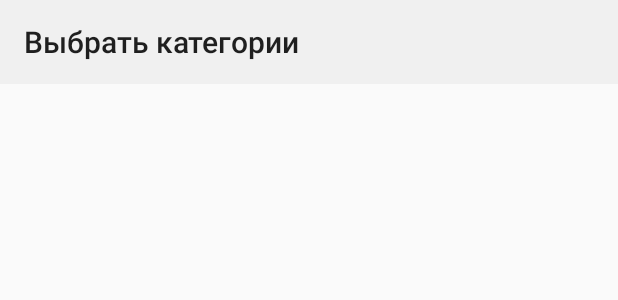
After one commit to jokermt235/OceanV3.1.1, an Android app: the layout activity_category_choose.xml on its own in the app's theme, with its tools: preview values and no code run, on a phone screen of 412 x 824 dp. The commit adds this screen. Shown: the top 300 px of the screen. Run offline under Robolectric (Android 15) with nearby library versions, the phone set to English and light mode, and no system bars.

Commit message:
Adding category activity

```diff
--- a/app/build.gradle
+++ b/app/build.gradle
@@ -30,4 +30,5 @@ dependencies {
     implementation 'com.google.firebase:firebase-auth:19.3.1'
     implementation 'com.google.firebase:firebase-firestore:21.4.3'
     implementation 'androidx.recyclerview:recyclerview:1.0.0'
+    implementation 'com.google.firebase:firebase-storage:19.1.1'
 }
--- a/app/src/main/AndroidManifest.xml
+++ b/app/src/main/AndroidManifest.xml
@@ -9,7 +9,8 @@
         android:roundIcon="@mipmap/ic_launcher_round"
         android:supportsRtl="true"
         android:theme="@style/AppTheme">
-        <activity android:name=".View.ChooseImageActivity"></activity>
+        <activity android:name=".View.CategoryChooseActivity"></activity>
+        <activity android:name=".View.ChooseImageActivity" />
         <activity android:name=".View.PostFormActivity" />
         <activity android:name=".View.UserActivity" />
         <activity android:name=".View.FeedActivity" />
--- a/app/src/main/java/com/example/oceanv311/Modules/SimpleLoader.java
+++ b/app/src/main/java/com/example/oceanv311/Modules/SimpleLoader.java
@@ -55,7 +55,7 @@ public class SimpleLoader {
         FirebaseFirestore db = FirebaseFirestore.getInstance();
         FirebaseUser user = FirebaseAuth.getInstance().getCurrentUser();
         if(user != null) {
-            db.collection(collection).whereEqualTo("phone",user.getPhoneNumber()).orderBy("added", Query.Direction.DESCENDING)
+            db.collection(collection).orderBy("added", Query.Direction.DESCENDING)
                     .get().addOnCompleteListener(new OnCompleteListener<QuerySnapshot>() {
                 @Override
                 public void onComplete(@NonNull Task<QuerySnapshot> task) {
--- /dev/null
+++ b/app/src/main/res/layout/activity_category_choose.xml
@@ -0,0 +1,27 @@
+<?xml version="1.0" encoding="utf-8"?>
+<androidx.constraintlayout.widget.ConstraintLayout xmlns:android="http://schemas.android.com/apk/res/android"
+    xmlns:app="http://schemas.android.com/apk/res-auto"
+    xmlns:tools="http://schemas.android.com/tools"
+    android:layout_width="match_parent"
+    android:layout_height="match_parent"
+    tools:context=".View.CategoryChooseActivity">
+
+    <LinearLayout
+        android:layout_width="0dp"
+        android:layout_height="0dp"
+        android:orientation="vertical"
+        app:layout_constraintBottom_toBottomOf="parent"
+        app:layout_constraintEnd_toEndOf="parent"
+        app:layout_constraintStart_toStartOf="parent"
+        app:layout_constraintTop_toTopOf="parent">
+
+        <androidx.appcompat.widget.Toolbar
+            android:id="@+id/toolbar"
+            android:layout_width="match_parent"
+            android:layout_height="wrap_content"
+            android:background="?attr/colorPrimary"
+            android:minHeight="?attr/actionBarSize"
+            android:theme="?attr/actionBarTheme"
+            app:title="@string/choose_category" />
+    </LinearLayout>
+</androidx.constraintlayout.widget.ConstraintLayout>
--- a/app/src/main/res/layout/activity_choose_image.xml
+++ b/app/src/main/res/layout/activity_choose_image.xml
@@ -66,7 +66,8 @@
                     android:layout_width="match_parent"
                     android:layout_height="wrap_content"
                     android:layout_marginTop="8dp"
-                    android:background="@drawable/spiner_icon_background" />
+                    android:background="@drawable/spiner_icon_background"
+                    android:enabled="false" />
 
 
 
```
Also changed, not shown: app/src/main/java/com/example/oceanv311/View/CategoryChooseActivity.java (added, +16 -0 lines), app/src/main/java/com/example/oceanv311/View/ChooseImageActivity.java (+13 -0 lines), app/src/main/java/com/example/oceanv311/View/Modals/CategoryModal.java (+31 -2 lines), app/src/main/res/drawable/ic_arrow_back_black_24dp.xml (added, +9 -0 lines), app/src/main/res/layout/category_choose_layout.xml (+22 -18 lines).
